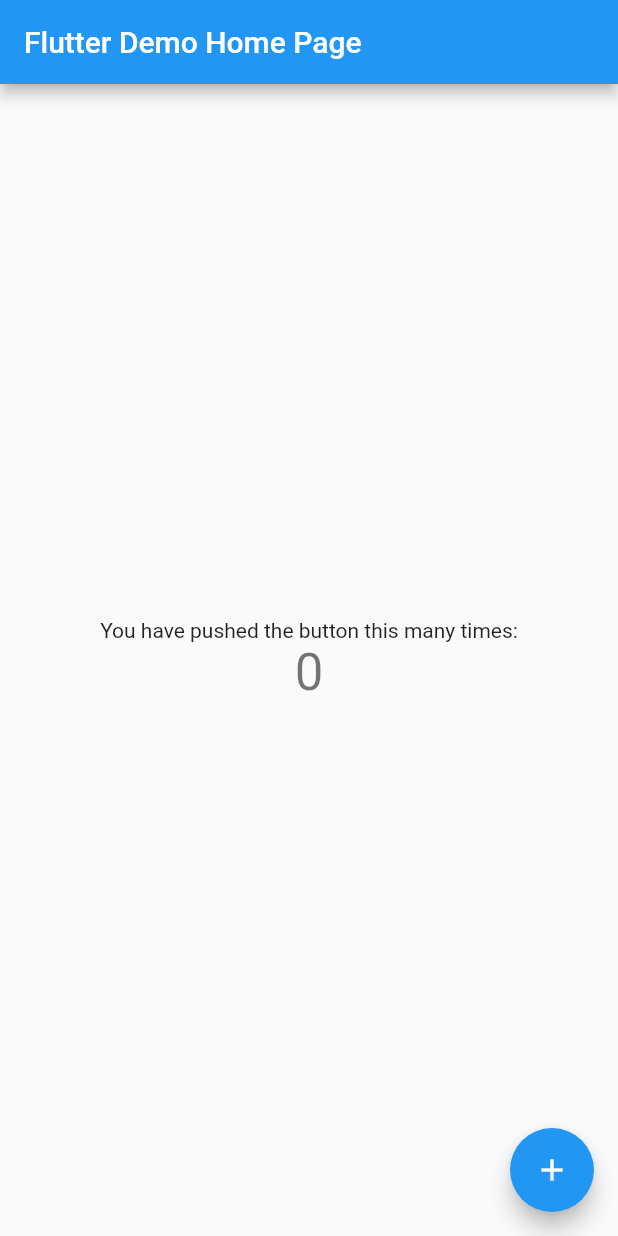
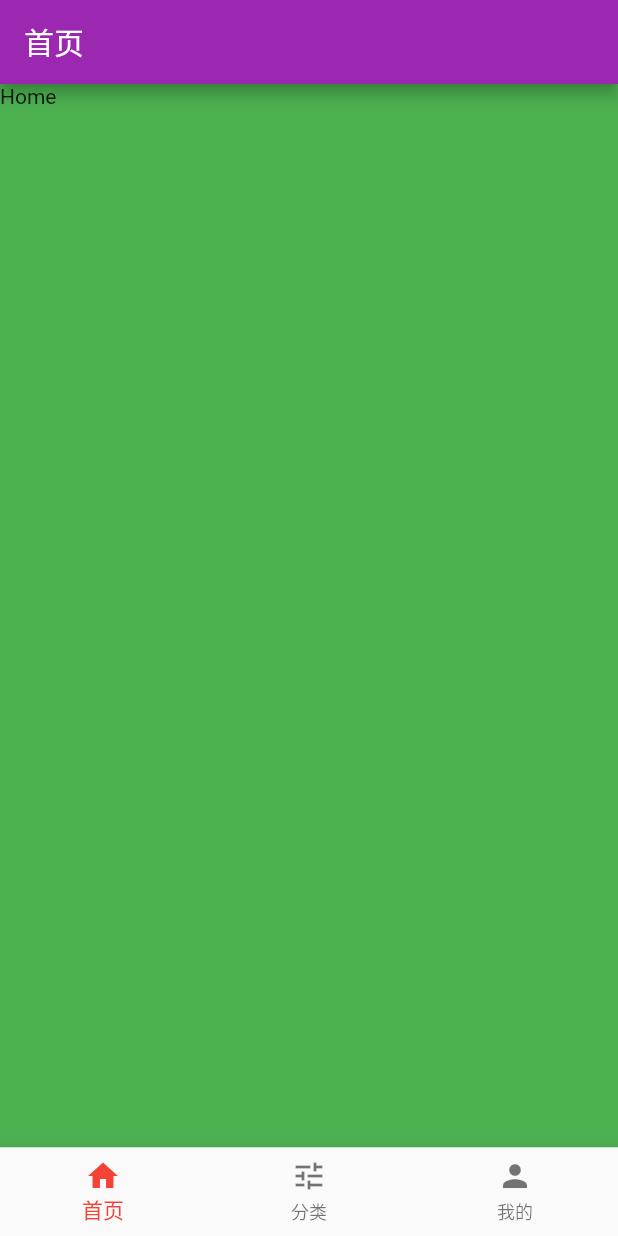
Before and after one commit to BenefitTech/RecreateGank, a Flutter app: the screen it shows after launch, on a phone screen of 412 x 824 dp. Run offline on Flutter 3.47's test engine with Material 2 defaults, Android fonts, the phone set to English and light mode, and no system bars.

Commit message:
TabBar 及首页构建

```diff
--- a/lib/main.dart
+++ b/lib/main.dart
@@ -1,4 +1,6 @@
 import 'package:flutter/material.dart';
+import 'pages/Application.dart';
+import 'common/GlobalConfig.dart';
 
 void main() => runApp(MyApp());
 
@@ -7,105 +9,11 @@ class MyApp extends StatelessWidget {
   @override
   Widget build(BuildContext context) {
     return MaterialApp(
-      title: 'Flutter Demo',
+      title: '干货集中营模仿',
       theme: ThemeData(
-        // This is the theme of your application.
-        //
-        // Try running your application with "flutter run". You'll see the
-        // application has a blue toolbar. Then, without quitting the app, try
-        // changing the primarySwatch below to Colors.green and then invoke
-        // "hot reload" (press "r" in the console where you ran "flutter run",
-        // or simply save your changes to "hot reload" in a Flutter IDE).
-        // Notice that the counter didn't reset back to zero; the application
-        // is not restarted.
-        primarySwatch: Colors.blue,
+        primarySwatch: GlobalConfig.colorPrimary,
       ),
-      home: MyHomePage(title: 'Flutter Demo Home Page'),
+      home: Application(),
     );
   }
 }
-
-class MyHomePage extends StatefulWidget {
-  MyHomePage({Key key, this.title}) : super(key: key);
-
-  // This widget is the home page of your application. It is stateful, meaning
-  // that it has a State object (defined below) that contains fields that affect
-  // how it looks.
-
-  // This class is the configuration for the state. It holds the values (in this
-  // case the title) provided by the parent (in this case the App widget) and
-  // used by the build method of the State. Fields in a Widget subclass are
-  // always marked "final".
-
-  final String title;
-
-  @override
-  _MyHomePageState createState() => _MyHomePageState();
-}
-
-class _MyHomePageState extends State<MyHomePage> {
-  int _counter = 0;
-
-  void _incrementCounter() {
-    setState(() {
-      // This call to setState tells the Flutter framework that something has
-      // changed in this State, which causes it to rerun the build method below
-      // so that the display can reflect the updated values. If we changed
-      // _counter without calling setState(), then the build method would not be
-      // called again, and so nothing would appear to happen.
-      _counter++;
-    });
-  }
-
-  @override
-  Widget build(BuildContext context) {
-    // This method is rerun every time setState is called, for instance as done
-    // by the _incrementCounter method above.
-    //
-    // The Flutter framework has been optimized to make rerunning build methods
-    // fast, so that you can just rebuild anything that needs updating rather
-    // than having to individually change instances of widgets.
-    return Scaffold(
-      appBar: AppBar(
-        // Here we take the value from the MyHomePage object that was created by
-        // the App.build method, and use it to set our appbar title.
-        title: Text(widget.title),
-      ),
-      body: Center(
-        // Center is a layout widget. It takes a single child and positions it
-        // in the middle of the parent.
-        child: Column(
-          // Column is also layout widget. It takes a list of children and
-          // arranges them vertically. By default, it sizes itself to fit its
-          // children horizontally, and tries to be as tall as its parent.
-          //
-          // Invoke "debug painting" (press "p" in the console, choose the
-          // "Toggle Debug Paint" action from the Flutter Inspector in Android
-          // Studio, or the "Toggle Debug Paint" command in Visual Studio Code)
-          // to see the wireframe for each widget.
-          //
-          // Column has various properties to control how it sizes itself and
-          // how it positions its children. Here we use mainAxisAlignment to
-          // center the children vertically; the main axis here is the vertical
-          // axis because Columns are vertical (the cross axis would be
-          // horizontal).
-          mainAxisAlignment: MainAxisAlignment.center,
-          children: <Widget>[
-            Text(
-              'You have pushed the button this many times:',
-            ),
-            Text(
-              '$_counter',
-              style: Theme.of(context).textTheme.display1,
-            ),
-          ],
-        ),
-      ),
-      floatingActionButton: FloatingActionButton(
-        onPressed: _incrementCounter,
-        tooltip: 'Increment',
-        child: Icon(Icons.add),
-      ), // This trailing comma makes auto-formatting nicer for build methods.
-    );
-  }
-}
--- a/lib/pages/Application.dart
+++ b/lib/pages/Application.dart
@@ -1,5 +1,8 @@
 import 'package:flutter/material.dart';
 import 'package:recreate_gank/common/GlobalConfig.dart';
+import 'classify/ClassifyPage.dart';
+import 'home/HomePage.dart';
+import 'mine/MinePage.dart';
 
 class Application extends StatefulWidget {
   @override
@@ -7,7 +10,7 @@ class Application extends StatefulWidget {
 }
 
 class _ApplicationState extends State<Application> {
-  int _page = 0;
+  int _currentPage = 0;
   String _title = GlobalConfig.homeTab;
 
   PageController _pageController;
@@ -32,7 +35,7 @@ class _ApplicationState extends State<Application> {
   void initState() {
     super.initState();
 
-    _pageController = PageController(initialPage: _page);
+    _pageController = PageController(initialPage: _currentPage);
   }
 
   @override
@@ -43,6 +46,45 @@ class _ApplicationState extends State<Application> {
 
   @override
   Widget build(BuildContext context) {
-    return Container();
+    return Scaffold(
+      appBar: AppBar(
+        title: Text(_title),
+        backgroundColor: Colors.purple,
+      ),
+      body: PageView(
+        controller: _pageController,
+        // onPageChanged: _onPageChanged,
+        children: <Widget>[HomePage(), ClassifyPage(), MinePage()],
+        physics: NeverScrollableScrollPhysics(), // 这句话表示不能拖动换页面
+      ),
+      bottomNavigationBar: BottomNavigationBar(
+        items: _bottomTabItems,
+        currentIndex: _currentPage,
+        type: BottomNavigationBarType.fixed,
+        onTap: _onTapTabBarItem,
+      ),
+    );
+  }
+
+  void _onTapTabBarItem(int index) {
+    _currentPage = index;
+    _pageController.animateToPage(index,
+        duration: const Duration(milliseconds: 300), curve: Curves.ease);
+
+    setState(() {
+      switch (index) {
+        case 0:
+          _title = GlobalConfig.homeTab;
+          break;
+        case 1:
+          _title = GlobalConfig.classyTab;
+          break;
+        case 2:
+          _title = GlobalConfig.mineTab;
+          break;
+
+        default:
+      }
+    });
   }
 }
--- /dev/null
+++ b/lib/pages/home/HomePage.dart
@@ -0,0 +1,11 @@
+import 'package:flutter/material.dart';
+
+class HomePage extends StatelessWidget {
+  @override
+  Widget build(BuildContext context) {
+    return Container(
+      color: Colors.green,
+      child: Text('Home'),
+    );
+  }
+}
```
Also changed, not shown: lib/pages/classify/ClassifyPage.dart (added, +11 -0 lines), lib/pages/mine/MinePage.dart (added, +11 -0 lines), 1 other file.
